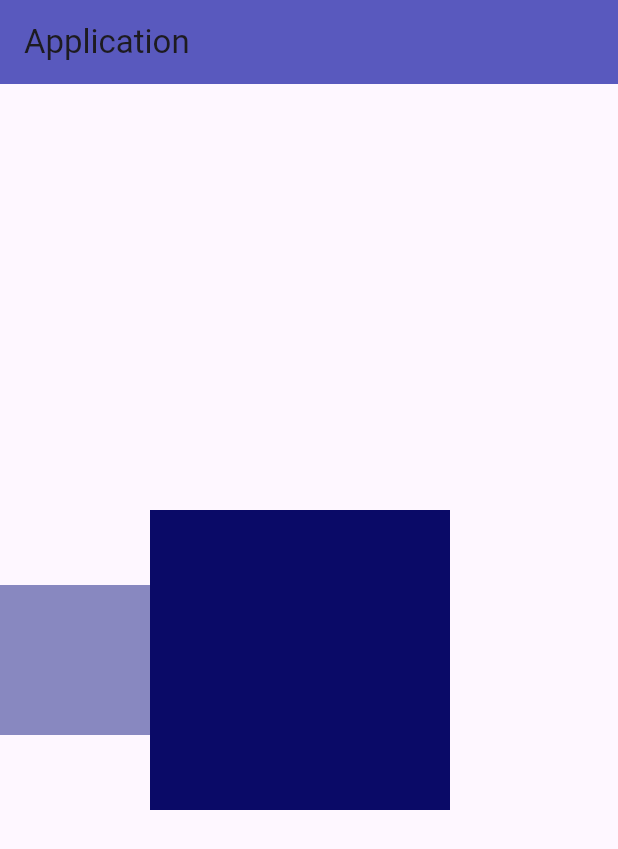
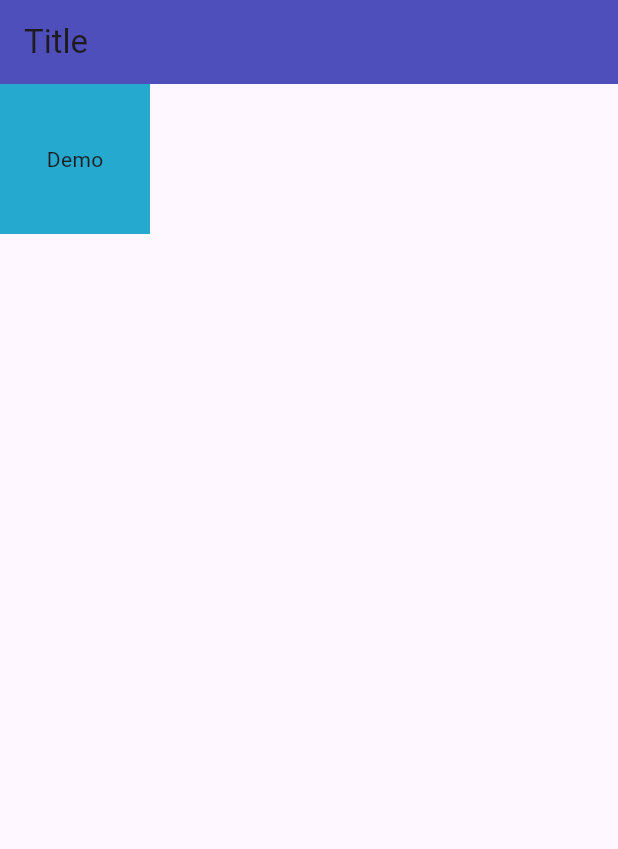
Before and after one commit to Khulape-Shital/Flutterproject, a Flutter app: the screen it shows after launch, on a phone screen of 412 x 824 dp. Shown: the top 849 px of the screen. Run offline on Flutter 3.47's test engine with Material 3 defaults, Android fonts, the phone set to English and light mode, and no system bars.

Commit message:
Assignment

```diff
--- /dev/null
+++ b/project1/lib/Assignment8.dart
@@ -0,0 +1,22 @@
+import 'package:flutter/cupertino.dart';
+import 'package:flutter/material.dart';
+import 'package:flutter/widgets.dart';
+
+class Assignment8 extends StatelessWidget {
+  const Assignment8({super.key});
+
+  @override
+  Widget build(BuildContext context) {
+    return Scaffold(
+        appBar: AppBar(
+          title: Text("Title"),
+          backgroundColor: Color.fromARGB(250, 76, 76, 186),
+        ),
+        body: Container(
+          height: 100,
+          width: 100,
+          color: Color.fromARGB(255, 37, 169, 206),
+          child: Center(child: Text("Demo")),
+        ));
+  }
+}
--- a/project1/lib/main.dart
+++ b/project1/lib/main.dart
@@ -6,6 +6,7 @@ import 'package:p2/Assignment4.dart';
 import 'package:p2/Assignment5.dart';
 import 'package:p2/Assignment6.dart';
 import 'package:p2/Assignment7.dart';
+import 'package:p2/Assignment8.dart';
 
 void main() {
   runApp(const MyApp());
@@ -38,7 +39,7 @@ class MyApp extends StatelessWidget {
         colorScheme: ColorScheme.fromSeed(seedColor: Colors.deepPurple),
         useMaterial3: true,
       ),
-      home: Assignment7(),
+      home: Assignment8(),
     );
   }
 }
```
